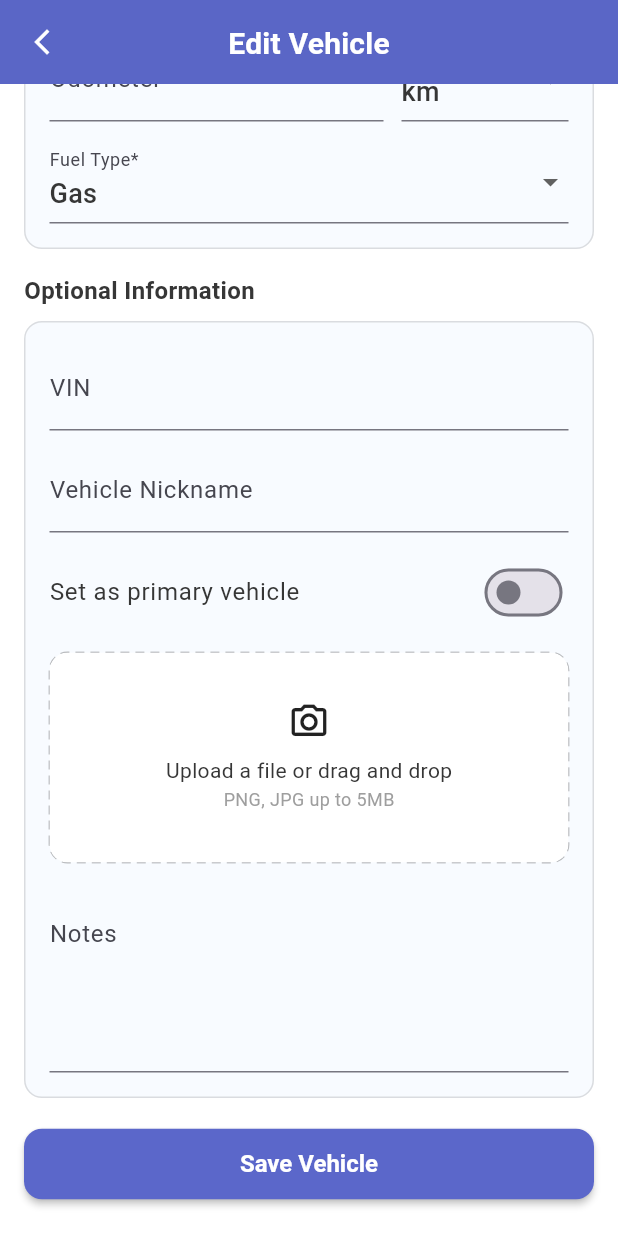
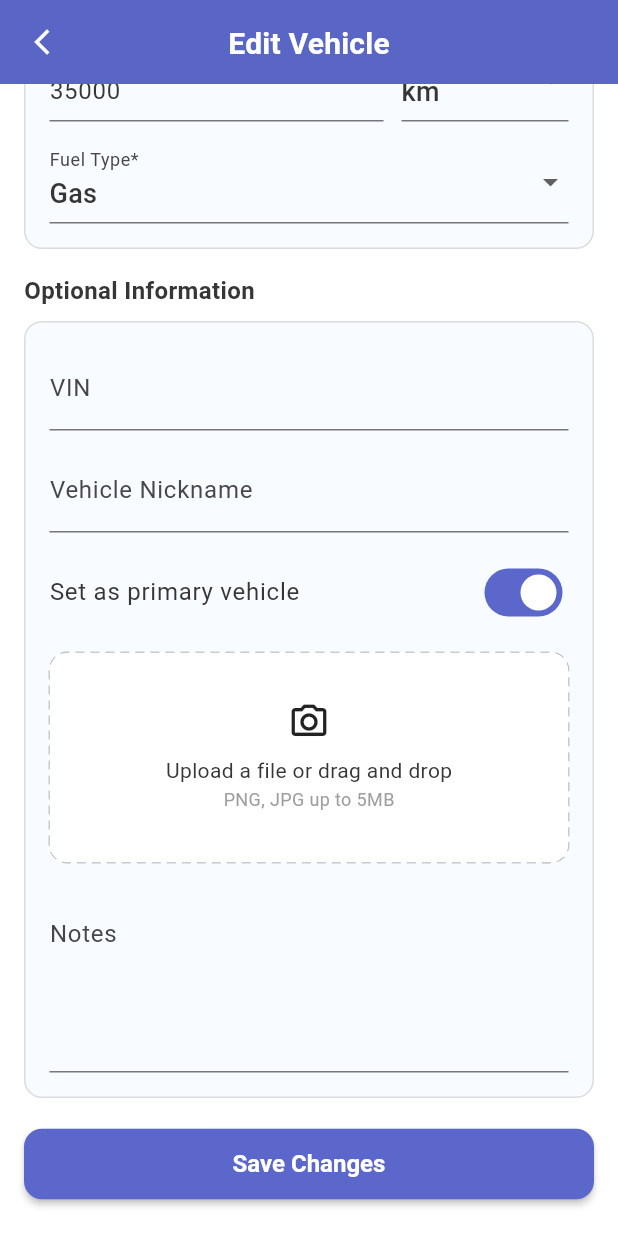
Before and after one commit to metasoft-iot/safecar-mobile-app, a Flutter app: the EditVehiclePage screen opened directly with empty values, scrolled down 300 dp, on a phone screen of 412 x 824 dp. Run offline on Flutter 3.47's test engine with Material 3 defaults, Android fonts, the phone set to English and light mode, and no system bars; our stand-ins replace go_router; network calls fail.

```diff
--- a/lib/vehicle_management/presentation/view/edit_vehicle_page.dart
+++ b/lib/vehicle_management/presentation/view/edit_vehicle_page.dart
@@ -1,6 +1,8 @@
 import 'package:flutter/material.dart';
 import 'package:safecar_mobile_app/shared/theme/app_colors.dart';
 import 'package:safecar_mobile_app/shared/widgets/custom_app_bar.dart';
+
+import 'package:safecar_mobile_app/vehicle_management/infrastructure/mock_vehicle_data.dart';
 import 'package:safecar_mobile_app/vehicle_management/presentation/widgets/vehicle_form.dart';
 
 class EditVehiclePage extends StatelessWidget {
@@ -13,6 +15,25 @@ class EditVehiclePage extends StatelessWidget {
 
   @override
   Widget build(BuildContext context) {
+    final vehicle = MockVehicleData.getById(vehicleId);
+
+    if (vehicle == null) {
+      return Scaffold(
+        appBar: CustomAppBar.withBackButton(
+          title: 'Edit Vehicle',
+          backgroundColor: AppColors.primary,
+          titleStyle: const TextStyle(
+            color: AppColors.white,
+            fontSize: 20,
+            fontWeight: FontWeight.w600,
+          ),
+        ),
+        body: const Center(
+          child: Text('Vehicle not found'),
+        ),
+      );
+    }
+
     return Scaffold(
       appBar: CustomAppBar.withBackButton(
         title: 'Edit Vehicle',
@@ -23,10 +44,12 @@ class EditVehiclePage extends StatelessWidget {
           fontWeight: FontWeight.w600,
         ),
       ),
-      body: const SafeArea(
+      body: SafeArea(
         child: SingleChildScrollView(
-          padding: EdgeInsets.all(16),
-          child: VehicleForm(),
+          padding: const EdgeInsets.all(16),
+          child: VehicleForm(
+            initialVehicle: vehicle,
+          ),
         ),
       ),
     );
```
Also changed, not shown: lib/vehicle_management/presentation/view/vehicle_details_page.dart (+15 -2 lines), lib/vehicle_management/presentation/widgets/vehicle_form.dart (+26 -17 lines).
